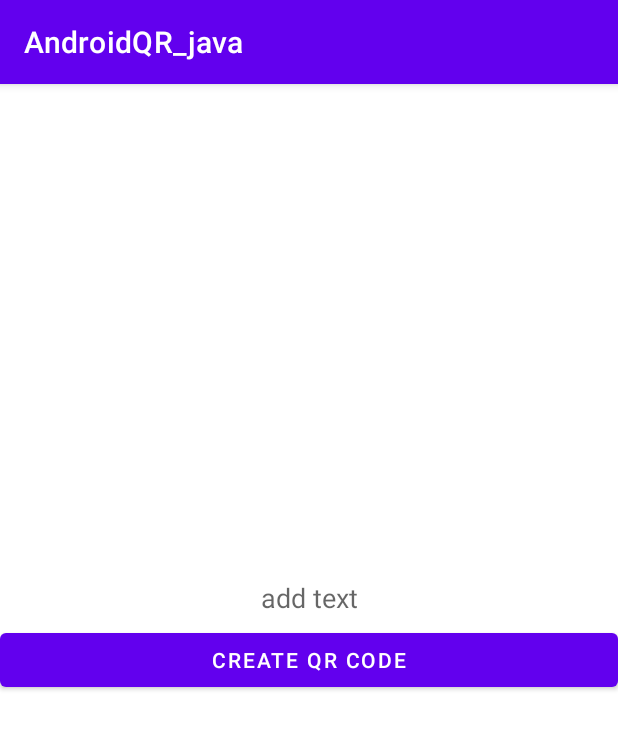
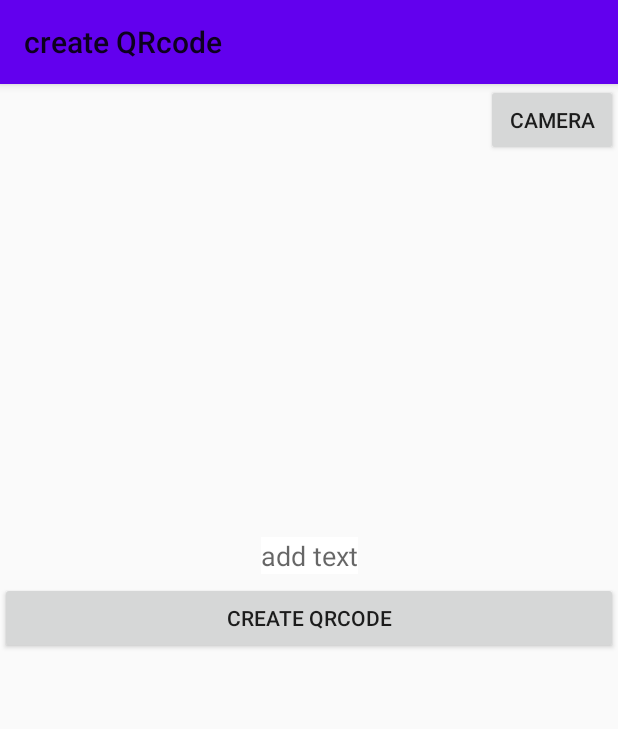
Before and after one commit to Laplacekmk/AndroidQR_java, an Android app: the screen it shows after launch (MainActivity), on a phone screen of 412 x 824 dp. Shown: the top 729 px of the screen. Run offline under Robolectric (Android 15) with nearby library versions, the phone set to English and light mode, and no system bars; libraries missing offline, so code that uses them is left out: com.journeyapps.barcodescanner, org.opencv.android.

Commit message:
toolbar追加

```diff
--- a/app/src/main/java/com/example/androidqr_java/MainActivity.java
+++ b/app/src/main/java/com/example/androidqr_java/MainActivity.java
@@ -32,6 +32,7 @@ import com.google.zxing.MultiFormatWriter;
 import com.journeyapps.barcodescanner.BarcodeEncoder;
 
 import androidx.activity.result.ActivityResultLauncher;
+import androidx.appcompat.widget.Toolbar;
 import androidx.appcompat.app.AppCompatActivity;
 import androidx.fragment.app.Fragment;
 
@@ -48,10 +49,24 @@ public class MainActivity extends AppCompatActivity {
         super.onCreate(savedInstanceState);
         binding = ActivityMainBinding.inflate(getLayoutInflater());
         setContentView(binding.getRoot());
+        toolBar();
 
         //ボタンを押してQRcode生成
         final Button buttonQR = binding.buttonQR;
         buttonQR.setOnClickListener(nvoQR);
+
+        //ボタンを推してcameraへ移動
+        final Button buttonCamera = binding.camera;
+        buttonCamera.setOnClickListener(nvoCamera);
+    }
+
+    private void toolBar()
+    {
+        //toolbar名前の変更
+        binding.myToolbar.setTitle(R.string.createQR);
+
+        //toolbarの表示
+        setSupportActionBar(binding.myToolbar);
     }
 
     //ボタン処理の変数化
@@ -128,4 +143,12 @@ public class MainActivity extends AppCompatActivity {
         // 結果を返す
         return pixels;
     }
+
+    private View.OnClickListener nvoCamera = new View.OnClickListener() {
+        @Override
+        public void onClick(View view) {
+            Intent intent = new Intent(getApplication(), CameraView.class);
+            startActivity(intent);
+        }
+    };
 }
--- a/app/src/main/res/layout/activity_main.xml
+++ b/app/src/main/res/layout/activity_main.xml
@@ -7,6 +7,15 @@
     android:layout_height="match_parent"
     tools:context=".MainActivity">
 
+    <androidx.appcompat.widget.Toolbar
+        android:id="@+id/my_toolbar"
+        android:layout_width="match_parent"
+        android:layout_height="?attr/actionBarSize"
+        android:background="?attr/colorPrimary"
+        android:elevation="4dp"
+        app:layout_constraintTop_toTopOf="parent"
+        android:theme="@style/ThemeOverlay.AppCompat.ActionBar"
+        app:popupTheme="@style/ThemeOverlay.AppCompat.Light"/>
     <EditText
         android:id="@+id/edit_text"
         android:layout_width="wrap_content"
@@ -25,7 +34,7 @@
     <Button
         android:layout_width="match_parent"
         android:layout_height="wrap_content"
-        android:text="Create QR Code"
+        android:text="@string/createQR"
         android:id="@+id/button_QR"
         app:layout_constraintRight_toRightOf="parent"
         app:layout_constraintLeft_toLeftOf="parent"
@@ -42,6 +51,14 @@
         app:layout_constraintTop_toTopOf="parent"
         android:layout_gravity="center"
         android:layout_marginTop="20dp" />
+    <Button
+        android:layout_width="wrap_content"
+        android:layout_height="wrap_content"
+        android:text="@string/camera"
+        android:id="@+id/camera"
+        app:layout_constraintRight_toRightOf="parent"
+        app:layout_constraintTop_toBottomOf="@id/my_toolbar"/>
+
 
 
 </androidx.constraintlayout.widget.ConstraintLayout>
--- a/app/src/main/res/values/strings.xml
+++ b/app/src/main/res/values/strings.xml
@@ -1,4 +1,6 @@
 <resources>
     <string name="app_name">AndroidQR_java</string>
+    <string name="createQR">create QRcode</string>
     <string name="hint">add text</string>
+    <string name="camera">camera</string>
 </resources>
--- a/app/src/main/res/values/themes.xml
+++ b/app/src/main/res/values/themes.xml
@@ -1,6 +1,6 @@
 <resources xmlns:tools="http://schemas.android.com/tools">
     <!-- Base application theme. -->
-    <style name="Theme.AndroidQR_java" parent="Theme.MaterialComponents.DayNight.DarkActionBar">
+    <style name="Theme.AndroidQR_java" parent="@style/Theme.AppCompat.Light.NoActionBar">
         <!-- Primary brand color. -->
         <item name="colorPrimary">@color/purple_500</item>
         <item name="colorPrimaryVariant">@color/purple_700</item>
```
Also changed, not shown: app/src/main/AndroidManifest.xml (+7 -0 lines), app/src/main/java/com/example/androidqr_java/CameraView.java (added, +36 -0 lines), app/src/main/res/layout/view_camera.xml (added, +19 -0 lines).
